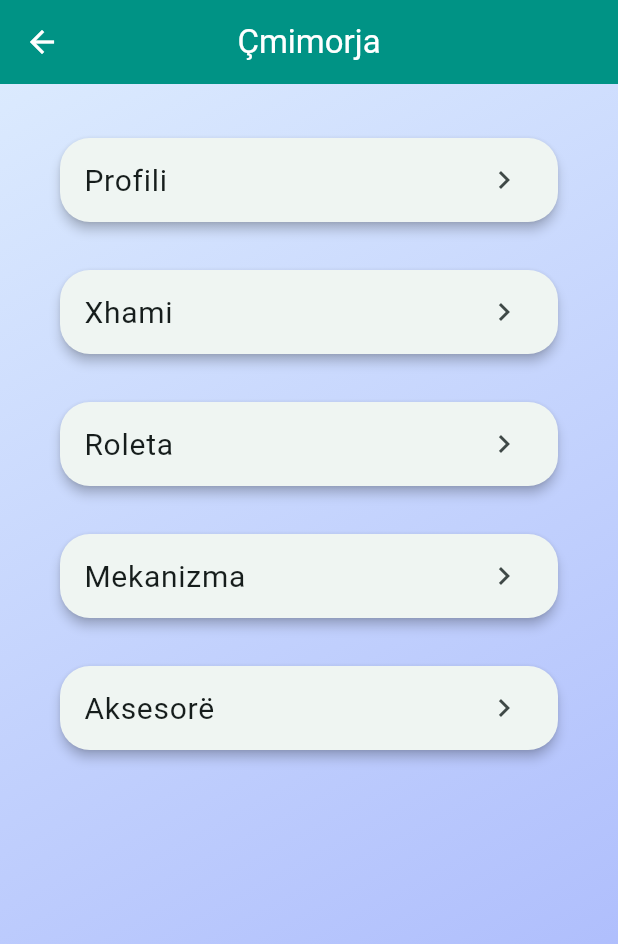
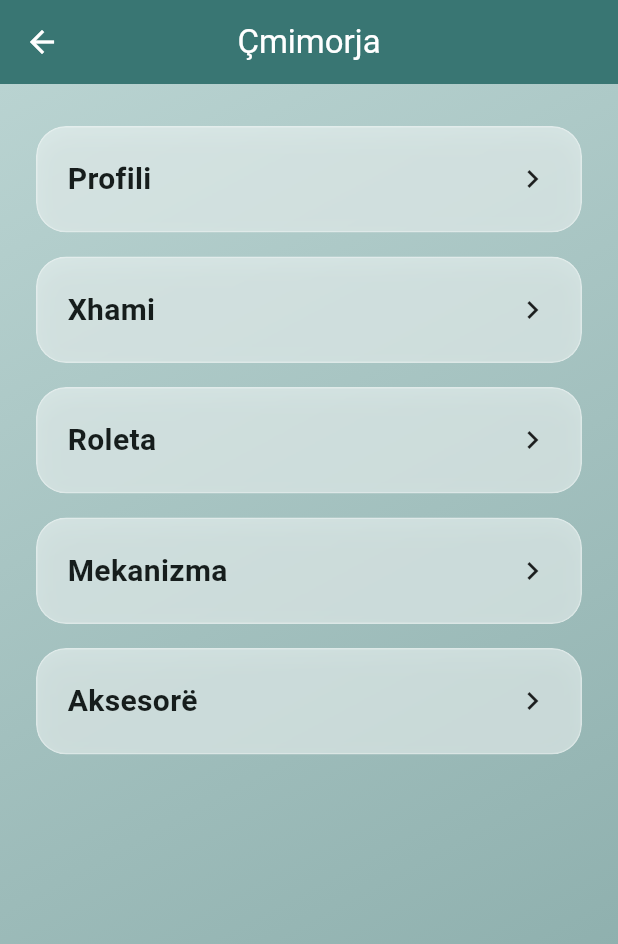
Before and after one commit to drilonkrivaqa/crystal_upvc, a Flutter app: the screen it shows after launch, after a tap on "Çmimore", on a phone screen of 412 x 824 dp. Shown: the top 944 px of the screen. Run offline on Flutter 3.47's test engine with Material 3 defaults, Android fonts, the phone set to English and light mode, and no system bars; drawn by our look-alikes of flutter_animate; our stand-ins replace hive, hive_flutter, image_picker, pdf, printing; accounts and stored records are empty.

Commit message:
COLORS FIXED

```diff
--- a/lib/main.dart
+++ b/lib/main.dart
@@ -1,8 +1,9 @@
 import 'package:flutter/material.dart';
 import 'package:hive_flutter/hive_flutter.dart';
 import 'package:flutter_animate/flutter_animate.dart';
-import 'dart:ui';
-
+import 'theme/app_background.dart';
+import 'widgets/glass_card.dart';
+import 'theme/app_colors.dart';
 import 'models.dart';
 import 'pages/catalogs_page.dart';
 import 'pages/customers_page.dart';
@@ -54,20 +55,14 @@ class HomePage extends StatelessWidget {
   @override
   Widget build(BuildContext context) {
     final items = [
-      _NavItem(Icons.auto_awesome_motion_outlined, 'Çmimore', const CatalogsPage()),
+      _NavItem(
+          Icons.auto_awesome_motion_outlined, 'Çmimore', const CatalogsPage()),
       _NavItem(Icons.people_outline, 'Klientët', const CustomersPage()),
       _NavItem(Icons.description_outlined, 'Ofertat', const OffersPage()),
     ];
 
     return Scaffold(
-      body: Container(
-        decoration: const BoxDecoration(
-          gradient: LinearGradient(
-            colors: [Color(0xFF141E30), Color(0xFF243B55)],
-            begin: Alignment.topLeft,
-            end: Alignment.bottomRight,
-          ),
-        ),
+      body: AppBackground(
         child: SafeArea(
           child: Center(
             child: SingleChildScrollView(
@@ -124,48 +119,26 @@ class _FrostedMenuCard extends StatelessWidget {
 
   @override
   Widget build(BuildContext context) {
-    return GestureDetector(
-      onTap: onTap,
-      child: ClipRRect(
-        borderRadius: BorderRadius.circular(28),
-        child: BackdropFilter(
-          filter: ImageFilter.blur(sigmaX: 10, sigmaY: 10),
-          child: Container(
+    return GlassCard(
       width: 140,
       height: 160,
       padding: const EdgeInsets.all(16),
-            decoration: BoxDecoration(
-              color: Colors.white.withOpacity(0.06),
-              borderRadius: BorderRadius.circular(28),
-              border: Border.all(color: Colors.white.withOpacity(0.15)),
-              boxShadow: [
-                BoxShadow(
-                  color: Colors.black.withOpacity(0.3),
-                  blurRadius: 20,
-                  offset: const Offset(0, 10),
-                ),
-              ],
-            ),
+      onTap: onTap,
       child: Column(
         mainAxisAlignment: MainAxisAlignment.center,
         children: [
-                Icon(icon, size: 40, color: Colors.white),
+          Icon(icon, size: 40, color: AppColors.primaryDark),
           const SizedBox(height: 16),
           Text(
             label,
             style: const TextStyle(
               fontSize: 16,
-                    color: Colors.white,
               fontWeight: FontWeight.w600,
-                    letterSpacing: 1.0,
             ),
           ),
         ],
       ),
-          ),
-        ),
-      ).animate().fadeIn(duration: 600.ms).slideY(begin: 0.2),
-    );
+    ).animate().fadeIn(duration: 600.ms).slideY(begin: 0.2);
   }
 }
 
--- a/lib/pages/catalog_tab_page.dart
+++ b/lib/pages/catalog_tab_page.dart
@@ -5,6 +5,7 @@ import '../models.dart';
 import 'catalogs_page.dart';
 import '../theme/app_colors.dart';
 import '../theme/app_background.dart';
+import '../widgets/glass_card.dart';
 
 class CatalogTabPage extends StatefulWidget {
   final CatalogType type;
@@ -333,8 +334,8 @@ class _CatalogTabPageState extends State<CatalogTabPage> {
               itemCount: box.length,
               itemBuilder: (context, i) {
                 final item = box.getAt(i);
-                return Card(
-                  child: ListTile(
+                return GlassCard(
+                  onTap: () => _editItem(i),                  child: ListTile(
                     title: Text(item.name),
                     subtitle: widget.type == CatalogType.profileSet
                         ? Text(
@@ -352,7 +353,6 @@ class _CatalogTabPageState extends State<CatalogTabPage> {
                                         widget.type == CatalogType.accessory
                                     ? Text("€${item.price.toStringAsFixed(2)}")
                                     : null,
-                    onTap: () => _editItem(i),
                   ),
                 ).animate().fadeIn(duration: 200.ms).slideY(begin: 0.3);
               },
--- a/lib/pages/catalogs_page.dart
+++ b/lib/pages/catalogs_page.dart
@@ -2,6 +2,7 @@ import 'package:flutter/material.dart';
 import 'package:flutter_animate/flutter_animate.dart';
 import 'catalog_tab_page.dart';
 import '../theme/app_background.dart';
+import '../widgets/glass_card.dart';
 
 class CatalogsPage extends StatelessWidget {
   const CatalogsPage({super.key});
@@ -68,15 +69,21 @@ class _CatalogButton extends StatelessWidget {
 
   @override
   Widget build(BuildContext context) {
-    return Padding(
-      padding: const EdgeInsets.symmetric(horizontal: 24, vertical: 8),
-      child: Card(
-        child: ListTile(
-          title: Text(label, style: const TextStyle(fontSize: 20)),
-          trailing: const Icon(Icons.chevron_right),
-          onTap: onTap,
-        ),
-      ).animate().fadeIn(duration: 200.ms).slideY(begin: 0.3),
-    );
+    return GlassCard(
+      margin: const EdgeInsets.symmetric(horizontal: 24, vertical: 8),
+      padding: const EdgeInsets.all(20),
+      onTap: onTap,
+      child: Row(
+        children: [
+          Expanded(
+            child: Text(
+              label,
+              style: const TextStyle(fontSize: 20, fontWeight: FontWeight.w600),
+            ),
+          ),
+          const Icon(Icons.chevron_right),
+        ],
+      ),
+    ).animate().fadeIn(duration: 200.ms).slideY(begin: 0.3);
   }
 }
--- a/lib/pages/customers_page.dart
+++ b/lib/pages/customers_page.dart
@@ -4,6 +4,7 @@ import 'package:flutter_animate/flutter_animate.dart';
 import '../models.dart';
 import '../theme/app_colors.dart';
 import '../theme/app_background.dart';
+import '../widgets/glass_card.dart';
 
 class CustomersPage extends StatefulWidget {
   const CustomersPage({super.key});
@@ -150,15 +151,14 @@ class _CustomersPageState extends State<CustomersPage> {
               itemBuilder: (context, i) {
                 final index = box.length - 1 - i;
                 final customer = box.getAt(index);
-                return Card(
-                  child: ListTile(
+                return GlassCard(
+                  onTap: () => _editCustomer(index),                  child: ListTile(
                     title: Text(customer?.name ?? ""),
                     subtitle: Text(
                       'Adresa: ${customer?.address ?? ""}\n'
                       'Nr. Tel.: ${customer?.phone ?? ""}\n'
                       'Email: ${customer?.email ?? ""}',
                     ),
-                    onTap: () => _editCustomer(index),
                   ),
                 ).animate().fadeIn(duration: 200.ms).slideY(begin: 0.3);
               },
--- a/lib/pages/offer_detail_page.dart
+++ b/lib/pages/offer_detail_page.dart
@@ -8,6 +8,7 @@ import 'dart:io' show File;
 import 'package:flutter/foundation.dart';
 import '../pdf/offer_pdf.dart';
 import '../theme/app_background.dart';
+import '../widgets/glass_card.dart';
 
 class OfferDetailPage extends StatefulWidget {
   final int offerIndex;
@@ -244,39 +245,8 @@ class _OfferDetailPageState extends State<OfferDetailPage> {
               }
               double profitAmount = finalPrice - total;
 
-              return Card(
+              return GlassCard(
                 margin: const EdgeInsets.symmetric(horizontal: 16, vertical: 8),
-                child: ListTile(
-                  leading: item.photoPath != null
-                      ? (kIsWeb
-                          ? Image.network(item.photoPath!,
-                              width: 60, height: 60, fit: BoxFit.contain)
-                          : Image.file(File(item.photoPath!),
-                              width: 60, height: 60, fit: BoxFit.contain))
-                      : null,
-                  title: Text(item.name),
-                  subtitle: Text(
-                    'Madhësia: ${item.width} x ${item.height} mm\n'
-                    'Pcs: ${item.quantity}\n'
-                    'Profili: ${profileSet.name}\n'
-                    'Xhami: ${glass.name}\n'
-                    'Sektorët: ${item.horizontalSections}x${item.verticalSections}\n'
-                    'Krahët: ${item.openings}\n'
-                    'Gjerësitë: ${item.sectionWidths.join(', ')}\n'
-                    'Lartësitë: ${item.sectionHeights.join(', ')}\n'
-                    'V div: ${item.verticalAdapters.map((a) => a ? 'Adapter' : 'T').join(', ')}\n'
-                    'H div: ${item.horizontalAdapters.map((a) => a ? 'Adapter' : 'T').join(', ')}\n'
-                    'Kostoja e Profilit: €${profileCost.toStringAsFixed(2)}\n'
-                    'Kostoja e Xhamit: €${glassCost.toStringAsFixed(2)}\n'
-                    '${blind != null ? "Roleta: ${blind.name}, €${blindCost.toStringAsFixed(2)}\n" : ""}'
-                    '${mechanism != null ? "Mekanizmi: ${mechanism.name}, €${mechanismCost.toStringAsFixed(2)}\n" : ""}'
-                    '${accessory != null ? "Aksesori: ${accessory.name}, €${accessoryCost.toStringAsFixed(2)}\n" : ""}'
-                    '${item.extra1Price != null ? "${item.extra1Desc ?? 'Shtesa 1'}: €${item.extra1Price!.toStringAsFixed(2)}\n" : ""}'
-                    '${item.extra2Price != null ? "${item.extra2Desc ?? 'Shtesa 2'}: €${item.extra2Price!.toStringAsFixed(2)}\n" : ""}'
-                    'Kostoja (0%): €${total.toStringAsFixed(2)}\n'
-                    'Kostoja me Fitim: €${finalPrice.toStringAsFixed(2)}\n'
-                    'Fitimi: €${profitAmount.toStringAsFixed(2)}',
-                  ),
                 onTap: () async {
                   await showDialog(
                     context: context,
@@ -323,6 +293,37 @@ class _OfferDetailPageState extends State<OfferDetailPage> {
                     ),
                   );
                 },
+                child: ListTile(
+                  leading: item.photoPath != null
+                      ? (kIsWeb
+                      ? Image.network(item.photoPath!,
+                      width: 60, height: 60, fit: BoxFit.contain)
+                      : Image.file(File(item.photoPath!),
+                      width: 60, height: 60, fit: BoxFit.contain))
+                      : null,
+                  title: Text(item.name),
+                  subtitle: Text(
+                    'Madhësia: ${item.width} x ${item.height} mm\n'
+                        'Pcs: ${item.quantity}\n'
+                        'Profili: ${profileSet.name}\n'
+                        'Xhami: ${glass.name}\n'
+                        'Sektorët: ${item.horizontalSections}x${item.verticalSections}\n'
+                        'Krahët: ${item.openings}\n'
+                        'Gjerësitë: ${item.sectionWidths.join(', ')}\n'
+                        'Lartësitë: ${item.sectionHeights.join(', ')}\n'
+                        'V div: ${item.verticalAdapters.map((a) => a ? 'Adapter' : 'T').join(', ')}\n'
+                        'H div: ${item.horizontalAdapters.map((a) => a ? 'Adapter' : 'T').join(', ')}\n'
+                        'Kostoja e Profilit: €${profileCost.toStringAsFixed(2)}\n'
+                        'Kostoja e Xhamit: €${glassCost.toStringAsFixed(2)}\n'
+                        '${blind != null ? "Roleta: ${blind.name}, €${blindCost.toStringAsFixed(2)}\n" : ""}'
+                        '${mechanism != null ? "Mekanizmi: ${mechanism.name}, €${mechanismCost.toStringAsFixed(2)}\n" : ""}'
+                        '${accessory != null ? "Aksesori: ${accessory.name}, €${accessoryCost.toStringAsFixed(2)}\n" : ""}'
+                        '${item.extra1Price != null ? "${item.extra1Desc ?? 'Shtesa 1'}: €${item.extra1Price!.toStringAsFixed(2)}\n" : ""}'
+                        '${item.extra2Price != null ? "${item.extra2Desc ?? 'Shtesa 2'}: €${item.extra2Price!.toStringAsFixed(2)}\n" : ""}'
+                        'Kostoja (0%): €${total.toStringAsFixed(2)}\n'
+                        'Kostoja me Fitim: €${finalPrice.toStringAsFixed(2)}\n'
+                        'Fitimi: €${profitAmount.toStringAsFixed(2)}',
+                  ),
                 ),
               ).animate().fadeIn(duration: 200.ms).slideY(begin: 0.3);
             }),
--- a/lib/pages/offers_page.dart
+++ b/lib/pages/offers_page.dart
@@ -5,6 +5,7 @@ import '../models.dart';
 import 'offer_detail_page.dart';
 import '../theme/app_colors.dart';
 import '../theme/app_background.dart';
+import '../widgets/glass_card.dart';
 
 class OffersPage extends StatefulWidget {
   const OffersPage({super.key});
@@ -147,17 +148,12 @@ class _OffersPageState extends State<OffersPage> {
                               offer.customerIndex < customerBox.length
                           ? customerBox.getAt(offer.customerIndex)
                           : null;
-                      return Card(
-                        child: ListTile(
-                          title: Text('Oferta ${i + 1}'),
-                          subtitle: Text(
-                              'Klienti: ${customer?.name ?? "-"}\Data: ${offer?.date.toString().split(' ').first ?? "-"}'),
+                      return GlassCard(
                         onTap: () {
                           Navigator.push(
                             context,
                             MaterialPageRoute(
-                                  builder: (_) =>
-                                      OfferDetailPage(offerIndex: i)),
+                                builder: (_) => OfferDetailPage(offerIndex: i)),
                           );
                         },
                         onLongPress: () async {
@@ -174,8 +170,7 @@ class _OffersPageState extends State<OffersPage> {
                                   child: const Text('Anulo'),
                                 ),
                                 TextButton(
-                                    onPressed: () =>
-                                        Navigator.pop(context, true),
+                                  onPressed: () => Navigator.pop(context, true),
                                   child: const Text('Fshij',
                                       style:
                                           TextStyle(color: AppColors.delete)),
@@ -188,6 +183,10 @@ class _OffersPageState extends State<OffersPage> {
                             setState(() {});
                           }
                         },
+                        child: ListTile(
+                          title: Text('Oferta ${i + 1}'),
+                          subtitle: Text(
+                              'Klienti: ${customer?.name ?? "-"}\Data: ${offer?.date.toString().split(' ').first ?? "-"}'),
                         ),
                       ).animate().fadeIn(duration: 200.ms).slideY(begin: 0.3);
                     },
--- a/lib/theme/app_background.dart
+++ b/lib/theme/app_background.dart
@@ -1,4 +1,5 @@
 import 'package:flutter/material.dart';
+import 'app_colors.dart';
 
 class AppBackground extends StatelessWidget {
   final Widget child;
@@ -7,9 +8,9 @@ class AppBackground extends StatelessWidget {
   @override
   Widget build(BuildContext context) {
     return Container(
-      decoration: const BoxDecoration(
+      decoration: BoxDecoration(
         gradient: LinearGradient(
-          colors: [Color(0xFFdbeafe), Color(0xFFa5b4fc)],
+          colors: [AppColors.primaryLight, AppColors.accent],
           begin: Alignment.topLeft,
           end: Alignment.bottomRight,
         ),
--- a/lib/theme/app_colors.dart
+++ b/lib/theme/app_colors.dart
@@ -1,13 +1,28 @@
 import 'package:flutter/material.dart';
 
 class AppColors {
-  static const MaterialColor primary = Colors.teal;
-  static const Color background = Color(0xFFF7F5FF);
-  static Color get primaryDark => Colors.teal.shade800;
-  static Color get primaryLight => Colors.teal.shade100;
-  static const Color accent = Color(0xFFE0BBE4);
+  static const MaterialColor primary = MaterialColor(
+    0xFF3D7774,
+    <int, Color>{
+      50: Color(0xFFE3EEED),
+      100: Color(0xFFB9D3D1),
+      200: Color(0xFF8CB6B3),
+      300: Color(0xFF5F9894),
+      400: Color(0xFF3D7774),
+      500: Color(0xFF326562),
+      600: Color(0xFF285352),
+      700: Color(0xFF1E4241),
+      800: Color(0xFF153130),
+      900: Color(0xFF0B2020),
+    },
+  );
+
+  static const Color background = Color(0xFFF1F7F6);
+  static Color get primaryDark => const Color(0xFF1E4241);
+  static Color get primaryLight => const Color(0xFFB9D3D1);
+  static const Color accent = Color(0xFF85A8A6);
   static Color get grey300 => Colors.grey.shade300;
   static Color get grey400 => Colors.grey.shade400;
-  static Color get lightGreen300 => Colors.lightGreen.shade300;
-  static const Color delete = Colors.red;
+  static Color get lightGreen300 => const Color(0xFFA8D5BB); // soft complementary
+  static const Color delete = Colors.redAccent;
 }
--- /dev/null
+++ b/lib/widgets/glass_card.dart
@@ -0,0 +1,66 @@
+import 'dart:ui';
+import 'package:flutter/material.dart';
+import '../theme/app_colors.dart';
+import '../theme/app_theme.dart';
+
+class GlassCard extends StatelessWidget {
+  final Widget child;
+  final EdgeInsets margin;
+  final EdgeInsets padding;
+  final double? width;
+  final double? height;
+  final VoidCallback? onTap;
+  final VoidCallback? onLongPress;
+
+  const GlassCard({
+    Key? key,
+    required this.child,
+    this.margin = const EdgeInsets.symmetric(horizontal: 16, vertical: 8),
+    this.padding = const EdgeInsets.all(8),
+    this.width,
+    this.height,
+    this.onTap,
+    this.onLongPress,
+  }) : super(key: key);
+
+  @override
+  Widget build(BuildContext context) {
+    return Padding(
+      padding: margin,
+      child: ClipRRect(
+        borderRadius: AppTheme.radius,
+        child: BackdropFilter(
+          filter: ImageFilter.blur(sigmaX: 8, sigmaY: 8),
+          child: Container(
+            width: width,
+            height: height,
+            decoration: BoxDecoration(
+              color: AppColors.background.withOpacity(0.6),
+              borderRadius: AppTheme.radius,
+              border: Border.all(color: Colors.white.withOpacity(0.3)),
+              boxShadow: [
+                BoxShadow(
+                  color: AppColors.primaryDark.withOpacity(0.1),
+                  blurRadius: 12,
+                  offset: const Offset(0, 6),
+                ),
+              ],
+            ),
+            child: Material(
+              color: Colors.transparent,
+              child: InkWell(
+                onTap: onTap,
+                onLongPress: onLongPress,
+                borderRadius: AppTheme.radius,
+                child: Padding(
+                  padding: padding,
+                  child: child,
+                ),
+              ),
+            ),
+          ),
+        ),
+      ),
+    );
+  }
+}
```
Lines whose indentation alone changed are shown as unchanged.
